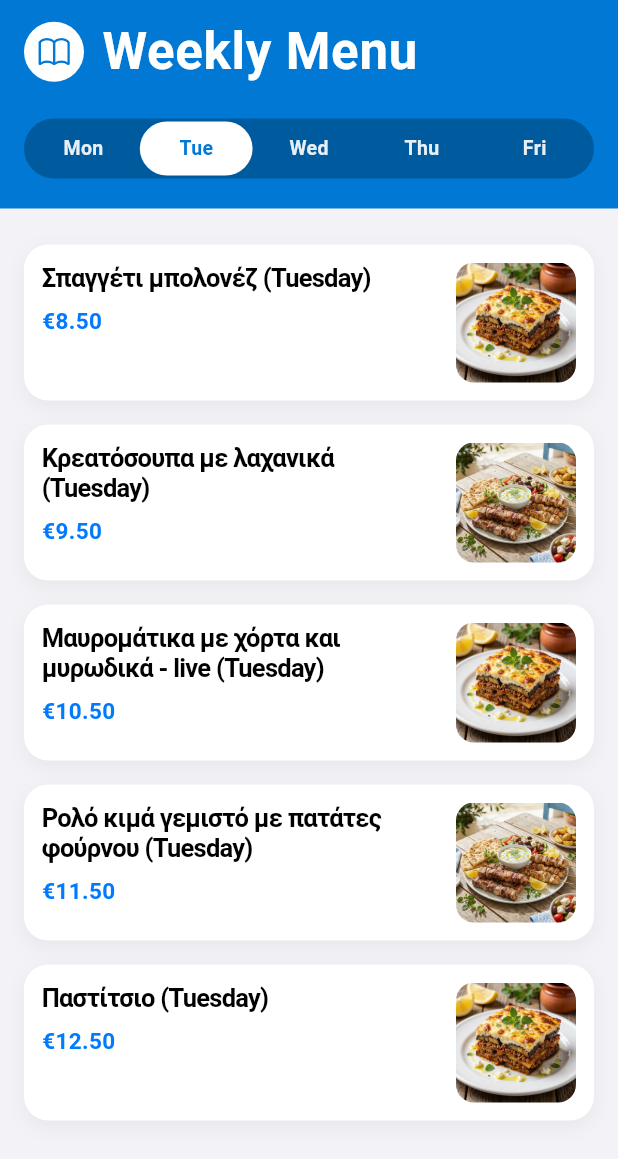
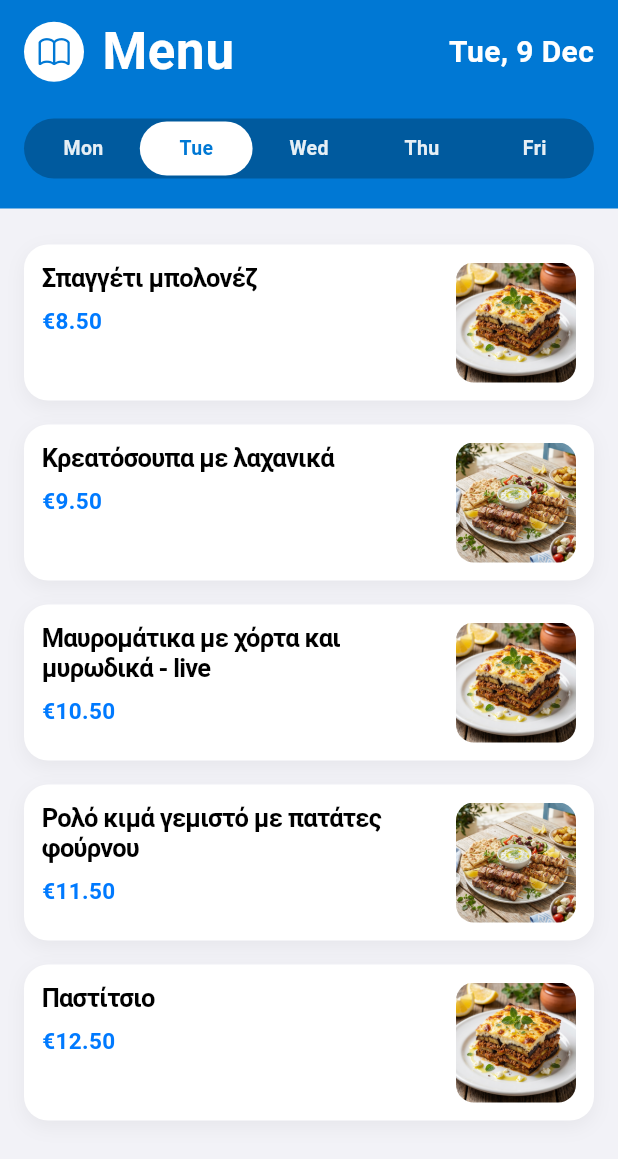
Before and after one commit to panayotisp/la-fourchette, a Flutter app: the MenuScreen screen opened directly, after a tap on "Tue", on a phone screen of 412 x 824 dp. Shown: the top 1159 px of the screen. Run offline on Flutter 3.47's test engine with Material 3 defaults, Android fonts, the phone set to English and light mode, and no system bars; drawn by our look-alikes of flutter_animate; our stand-ins replace equatable, flutter_riverpod, go_router, riverpod_annotation; generated files the repository leaves out were written again; Roboto replaces fonts that are missing (SF Pro Display).

Commit message:
Fix home screen

```diff
--- a/lib/src/common/widgets/outlook_header.dart
+++ b/lib/src/common/widgets/outlook_header.dart
@@ -5,12 +5,14 @@ class OutlookHeader extends StatelessWidget {
   final String title;
   final Widget? bottomWidget;
   final IconData? icon;
+  final Widget? trailing;
 
   const OutlookHeader({
     super.key,
     required this.title,
     this.bottomWidget,
     this.icon,
+    this.trailing,
   });
 
   @override
@@ -26,6 +28,9 @@ class OutlookHeader extends StatelessWidget {
       child: Column(
         crossAxisAlignment: CrossAxisAlignment.start,
         mainAxisSize: MainAxisSize.min,
+        children: [
+          Row(
+            mainAxisAlignment: MainAxisAlignment.spaceBetween,
             children: [
               Row(
                 children: [
@@ -52,6 +57,9 @@ class OutlookHeader extends StatelessWidget {
                   ),
                 ],
               ),
+              if (trailing != null) trailing!,
+            ],
+          ),
           if (bottomWidget != null) ...[
             const SizedBox(height: 20),
             bottomWidget!,
--- a/lib/src/features/menu/data/mock_menu_repository.dart
+++ b/lib/src/features/menu/data/mock_menu_repository.dart
@@ -8,6 +8,11 @@ part 'mock_menu_repository.g.dart';
 @riverpod
 MockMenuRepository mockMenuRepository(Ref ref) {
   return MockMenuRepository();
+}
+
+@Riverpod(keepAlive: true)
+Future<WeeklyMenu> currentWeekMenu(Ref ref) {
+  return ref.watch(mockMenuRepositoryProvider).getCurrentWeekMenu();
 }
 
 class MockMenuRepository {
@@ -46,6 +51,6 @@ class MockMenuRepository {
       'Μαυρομάτικα με χόρτα και μυρωδικά - live', 'Ρολό κιμά γεμιστό με πατάτες φούρνου',
       'Παστίτσιο', 'Γλώσσα λεμονάτη με ζεστή πατατοσαλάτα', 'Μπάμιες λαδερές - live', 'Σνίτσελ κοτόπουλο με πατάτες daufhinois', 'Χοιρινή τηγανιά με ρύζι πιλάφι'
     ];
-    return '${dishes[(index + day.index) % dishes.length]} (${day.displayName})';
+    return dishes[(index + day.index) % dishes.length];
   }
 }
--- a/lib/src/features/menu/presentation/menu_screen.dart
+++ b/lib/src/features/menu/presentation/menu_screen.dart
@@ -19,9 +19,23 @@ class _MenuScreenState extends ConsumerState<MenuScreen> {
 
   @override
   Widget build(BuildContext context) {
-    // 1. Fetch Menu
-    final menuAsync = ref.watch(mockMenuRepositoryProvider).getCurrentWeekMenu();
+    // 1. Fetch Menu (Cached)
+    final menuAsync = ref.watch(currentWeekMenuProvider);
 
+
+    // Responsive Width Check
+    final screenWidth = MediaQuery.of(context).size.width;
+    final isWide = screenWidth > 600;
+
+    // Calculate Date
+    final now = DateTime.now();
+    final monday = now.subtract(Duration(days: now.weekday - 1));
+    final selectedDate = monday.add(Duration(days: _selectedDay.index));
+
+    // Header Date String
+    final dayName = isWide ? _selectedDay.displayName : _getShortDayName(_selectedDay);
+    final monthName = isWide ? _getFullMonth(selectedDate.month) : _getShortMonth(selectedDate.month);
+    final dateStr = '$dayName, ${selectedDate.day} $monthName';
 
     return Scaffold(
       backgroundColor: CupertinoColors.systemGroupedBackground,
@@ -29,8 +43,17 @@ class _MenuScreenState extends ConsumerState<MenuScreen> {
         children: [
           // Custom Header (Outlook Style)
           OutlookHeader(
-            title: 'Weekly Menu',
+            title: 'Menu',
             icon: CupertinoIcons.book, // Menu icon
+            trailing: Text(
+              dateStr,
+              style: const TextStyle(
+                fontFamily: 'SF Pro Display',
+                fontSize: 20,
+                fontWeight: FontWeight.bold,
+                color: Colors.white,
+              ),
+            ),
             bottomWidget: Container(
               height: 40,
               decoration: BoxDecoration(
@@ -51,7 +74,7 @@ class _MenuScreenState extends ConsumerState<MenuScreen> {
                           borderRadius: BorderRadius.circular(18),
                         ),
                         child: Text(
-                          _getShortDayName(day),
+                          isWide ? day.displayName : _getShortDayName(day),
                           style: TextStyle(
                             color: isSelected ? const Color(0xFF0078D4) : Colors.white.withValues(alpha: 0.9),
                             fontWeight: FontWeight.w600,
@@ -68,24 +91,13 @@ class _MenuScreenState extends ConsumerState<MenuScreen> {
 
           // 3. Content
           Expanded(
-            child: FutureBuilder<WeeklyMenu>(
-               future: menuAsync,
-               builder: (context, snapshot) {
-                 if (snapshot.connectionState == ConnectionState.waiting) {
-                   return const Center(child: CupertinoActivityIndicator());
-                 }
-                 if (snapshot.hasError) {
-                   return Center(child: Text('Error: ${snapshot.error}'));
-                 }
-                 if (!snapshot.hasData) {
-                   return const Center(child: Text('No menu data.'));
-                 }
-
-                 final menu = snapshot.data!;
-                 final dailyItems = menu.getMenuForDay(_selectedDay);
-
-                 return DailyMenuList(items: dailyItems);
-               }
+            child: menuAsync.when(
+              data: (menu) {
+                final dailyItems = menu.getMenuForDay(_selectedDay);
+                return DailyMenuList(items: dailyItems);
+              },
+              loading: () => const Center(child: CupertinoActivityIndicator()),
+              error: (err, stack) => Center(child: Text('Error: $err')),
             ),
           ),
         ],
@@ -102,4 +114,14 @@ class _MenuScreenState extends ConsumerState<MenuScreen> {
       case DayOfWeek.friday: return 'Fri';
     }
   }
+
+  String _getShortMonth(int month) {
+    const months = ['Jan', 'Feb', 'Mar', 'Apr', 'May', 'Jun', 'Jul', 'Aug', 'Sep', 'Oct', 'Nov', 'Dec'];
+    return months[month - 1];
+  }
+
+  String _getFullMonth(int month) {
+    const months = ['January', 'February', 'March', 'April', 'May', 'June', 'July', 'August', 'September', 'October', 'November', 'December'];
+    return months[month - 1];
+  }
 }
```
Also changed, not shown: lib/src/features/cart/data/reservation_repository.g.dart, lib/src/features/menu/data/mock_menu_repository.g.dart, lib/src/routing/app_router.g.dart. Lines whose indentation alone changed are shown as unchanged.
